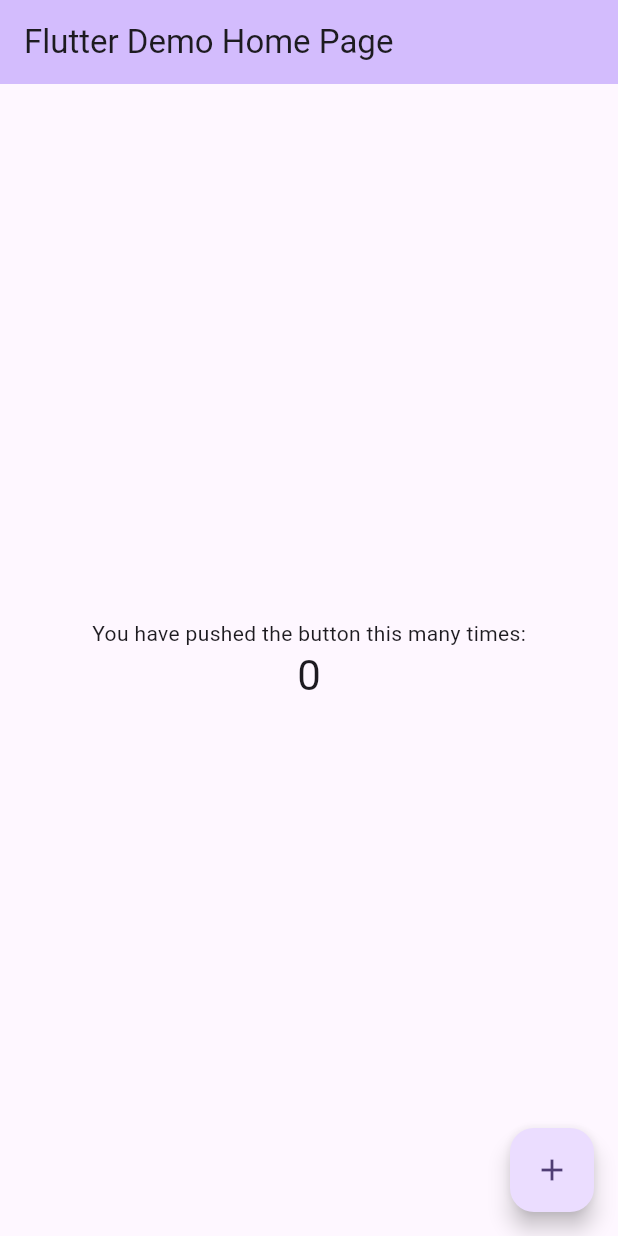
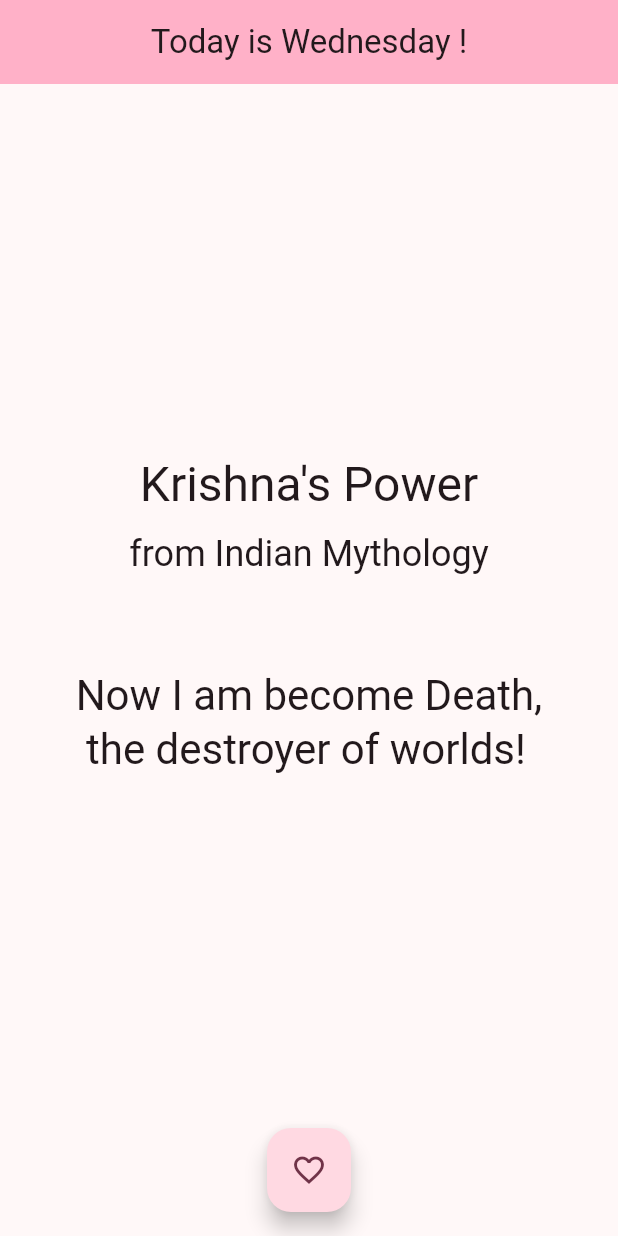
Before and after one commit to Niramin/daily_quotes, a Flutter app: the screen it shows after launch, on a phone screen of 412 x 824 dp. Run offline on Flutter 3.47's test engine with Material 2 defaults, Android fonts, the phone set to English and light mode, and no system bars.

Commit message:
basic design done

```diff
--- /dev/null
+++ b/assets/poems/poems.json
@@ -0,0 +1,10 @@
+{
+    "p0":
+    {
+        "title": "Bhagavat Geeta",
+        "author": "Indian Mythology",
+        "book": "Mahabharata",
+        "text": "Now, I am become Death\n, the Destroyer of Worlds",
+        "like": "false"
+    }
+}
--- a/lib/main.dart
+++ b/lib/main.dart
@@ -1,4 +1,5 @@
 import 'package:flutter/material.dart';
+import 'package:intl/intl.dart' as intl;
 
 void main() {
   runApp(const MyApp());
@@ -11,115 +12,80 @@ class MyApp extends StatelessWidget {
   @override
   Widget build(BuildContext context) {
     return MaterialApp(
-      title: 'Flutter Demo',
+      title: 'Daily Quotes',
       theme: ThemeData(
-        // This is the theme of your application.
-        //
-        // TRY THIS: Try running your application with "flutter run". You'll see
-        // the application has a blue toolbar. Then, without quitting the app,
-        // try changing the seedColor in the colorScheme below to Colors.green
-        // and then invoke "hot reload" (save your changes or press the "hot
-        // reload" button in a Flutter-supported IDE, or press "r" if you used
-        // the command line to start the app).
-        //
-        // Notice that the counter didn't reset back to zero; the application
-        // state is not lost during the reload. To reset the state, use hot
-        // restart instead.
-        //
-        // This works for code too, not just values: Most code changes can be
-        // tested with just a hot reload.
-        colorScheme: ColorScheme.fromSeed(seedColor: Colors.deepPurple),
+        colorScheme: ColorScheme.fromSeed(seedColor: Colors.black),
         useMaterial3: true,
       ),
-      home: const MyHomePage(title: 'Flutter Demo Home Page'),
+      home: const MyHomePage(),
     );
   }
 }
 
 class MyHomePage extends StatefulWidget {
-  const MyHomePage({super.key, required this.title});
-
-  // This widget is the home page of your application. It is stateful, meaning
-  // that it has a State object (defined below) that contains fields that affect
-  // how it looks.
-
-  // This class is the configuration for the state. It holds the values (in this
-  // case the title) provided by the parent (in this case the App widget) and
-  // used by the build method of the State. Fields in a Widget subclass are
-  // always marked "final".
-
-  final String title;
+  const MyHomePage({super.key});
 
   @override
   State<MyHomePage> createState() => _MyHomePageState();
 }
 
 class _MyHomePageState extends State<MyHomePage> {
-  int _counter = 0;
+  bool isLiked = false;
+  IconData icon = Icons.favorite_border;
 
-  void _incrementCounter() {
+  void _toggleLike() {
     setState(() {
-      // This call to setState tells the Flutter framework that something has
-      // changed in this State, which causes it to rerun the build method below
-      // so that the display can reflect the updated values. If we changed
-      // _counter without calling setState(), then the build method would not be
-      // called again, and so nothing would appear to happen.
-      _counter++;
+      isLiked = !isLiked;
+      if (isLiked) {
+        icon = Icons.favorite;
+      } else {
+        icon = Icons.favorite_border;
+      }
     });
   }
 
   @override
   Widget build(BuildContext context) {
-    // This method is rerun every time setState is called, for instance as done
-    // by the _incrementCounter method above.
-    //
-    // The Flutter framework has been optimized to make rerunning build methods
-    // fast, so that you can just rebuild anything that needs updating rather
-    // than having to individually change instances of widgets.
+    var dayOfWeek = intl.DateFormat('EEEE').format(DateTime.now());
     return Scaffold(
       appBar: AppBar(
-        // TRY THIS: Try changing the color here to a specific color (to
-        // Colors.amber, perhaps?) and trigger a hot reload to see the AppBar
-        // change color while the other colors stay the same.
         backgroundColor: Theme.of(context).colorScheme.inversePrimary,
-        // Here we take the value from the MyHomePage object that was created by
-        // the App.build method, and use it to set our appbar title.
-        title: Text(widget.title),
+        title: Center(child: Text("Today is $dayOfWeek !")),
       ),
       body: Center(
-        // Center is a layout widget. It takes a single child and positions it
-        // in the middle of the parent.
         child: Column(
-          // Column is also a layout widget. It takes a list of children and
-          // arranges them vertically. By default, it sizes itself to fit its
-          // children horizontally, and tries to be as tall as its parent.
-          //
-          // Column has various properties to control how it sizes itself and
-          // how it positions its children. Here we use mainAxisAlignment to
-          // center the children vertically; the main axis here is the vertical
-          // axis because Columns are vertical (the cross axis would be
-          // horizontal).
-          //
-          // TRY THIS: Invoke "debug painting" (choose the "Toggle Debug Paint"
-          // action in the IDE, or press "p" in the console), to see the
-          // wireframe for each widget.
           mainAxisAlignment: MainAxisAlignment.center,
           children: <Widget>[
-            const Text(
-              'You have pushed the button this many times:',
+            Text(
+              'Krishna\'s Power',
+              style: Theme.of(context).textTheme.headlineLarge,
+            ),
+            const SizedBox(
+              height: 10,
             ),
             Text(
-              '$_counter',
+              ' from Indian Mythology ',
+              style: Theme.of(context).textTheme.headlineSmall,
+            ),
+            const SizedBox(
+              height: 60,
+            ),
+            Text(
+              'Now I am become Death,\n the destroyer of worlds! ',
               style: Theme.of(context).textTheme.headlineMedium,
+            ),
+            const SizedBox(
+              height: 60,
             ),
           ],
         ),
       ),
       floatingActionButton: FloatingActionButton(
-        onPressed: _incrementCounter,
-        tooltip: 'Increment',
-        child: const Icon(Icons.add),
-      ), // This trailing comma makes auto-formatting nicer for build methods.
+        onPressed: _toggleLike,
+        tooltip: 'Like',
+        child: Icon(icon),
+      ),
+      floatingActionButtonLocation: FloatingActionButtonLocation.centerFloat,
     );
   }
 }
--- a/pubspec.yaml
+++ b/pubspec.yaml
@@ -35,6 +35,7 @@ dependencies:
   # The following adds the Cupertino Icons font to your application.
   # Use with the CupertinoIcons class for iOS style icons.
   cupertino_icons: ^1.0.2
+  intl: ^0.18.1
 
 dev_dependencies:
   flutter_test:
@@ -65,6 +66,7 @@ flutter:
   assets:
     - assets/quotes/
     - assets/images/
+    - assets/poems/
   # An image asset can refer to one or more resolution-specific "variants", see
   # https://flutter.dev/assets-and-images/#resolution-aware
 
```
Also changed, not shown: pubspec.lock.
